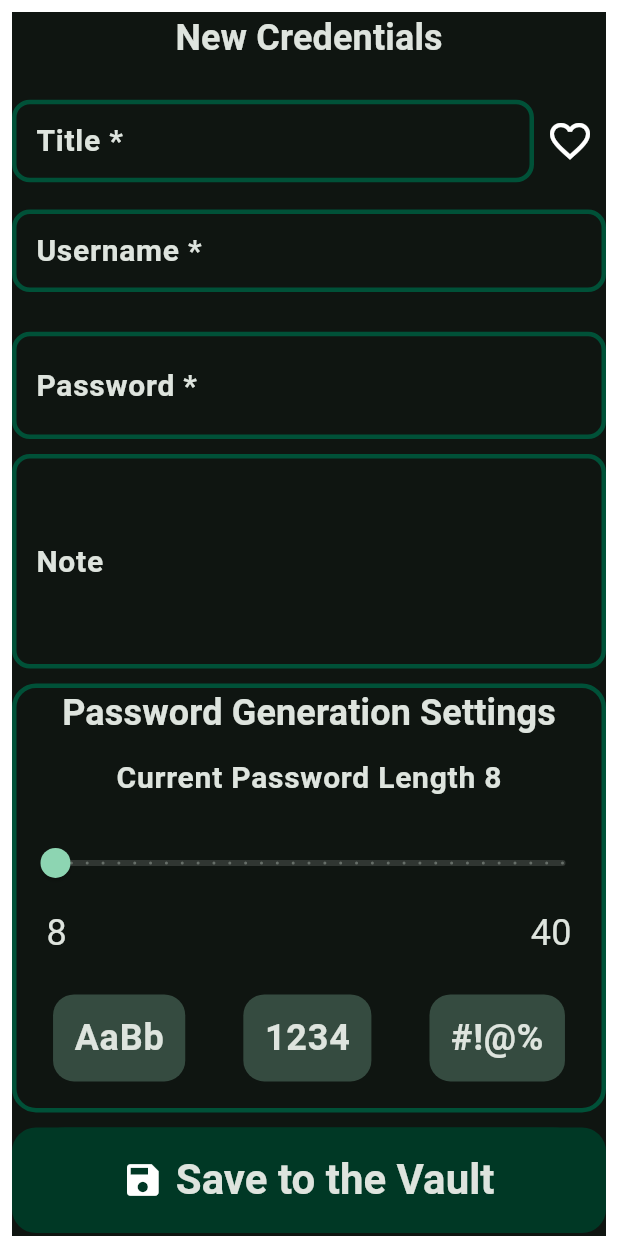
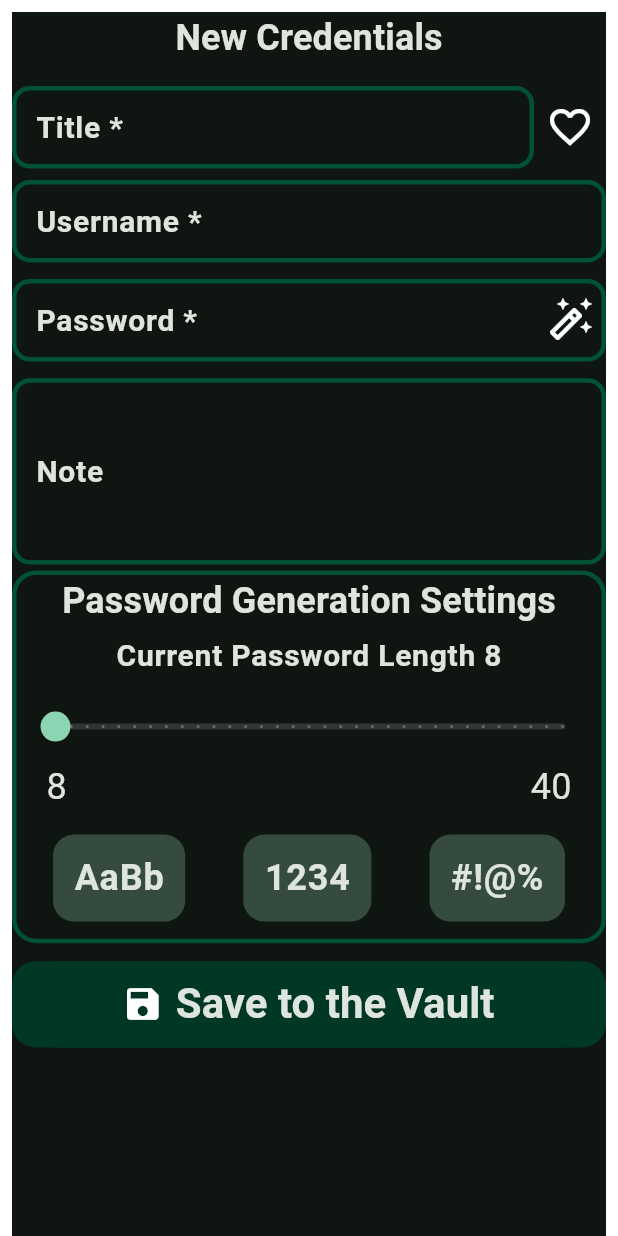
Before and after one commit to IboHaj/Iron_Vault, a Flutter app: the PasswordCreateBottomSheet screen opened directly with empty values, on a phone screen of 412 x 824 dp. Run offline on Flutter 3.47's test engine with Material 3 defaults, Android fonts, the light colour scheme and no system bars; our stand-ins replace flutter_animate, flutter_hooks, flutter_riverpod, flutter_secure_storage, flutter_slidable, hooks_riverpod; accounts and stored records are empty.

Commit message:
Updated how customtextfield works in regards to password generation icon handling, updated relevant screens/sheet

```diff
--- a/lib/widgets/custom_textfield.dart
+++ b/lib/widgets/custom_textfield.dart
@@ -1,5 +1,6 @@
 import 'package:flutter/material.dart';
 import 'package:flutter/services.dart';
+import 'package:iron_vault/widgets/custom_snackbar.dart';
 
 class CustomTextfield extends StatefulWidget {
   const CustomTextfield({
@@ -12,6 +13,7 @@ class CustomTextfield extends StatefulWidget {
     this.errorMsg = "",
     this.icon,
     this.iconOnClick,
+    this.isPassword,
   });
 
   final String label;
@@ -22,6 +24,7 @@ class CustomTextfield extends StatefulWidget {
   final String? errorMsg;
   final Icon? icon;
   final Function()? iconOnClick;
+  final bool? isPassword;
 
   @override
   State<StatefulWidget> createState() => _CustomTextfieldState();
@@ -35,8 +38,8 @@ class _CustomTextfieldState extends State<CustomTextfield> {
         print(value);
       },
       validator: (value) {
-        if(widget.isRequired) {
-          if(value == null || value.isEmpty) return "";
+        if (widget.isRequired) {
+          if (value == null || value.isEmpty) return "";
         }
         return null;
       },
@@ -50,10 +53,7 @@ class _CustomTextfieldState extends State<CustomTextfield> {
           borderRadius: BorderRadius.circular(12),
           borderSide: BorderSide(color: Colors.red, width: 3),
         ),
-        errorStyle: TextStyle(
-          height: 0,
-          fontSize: 0
-        ),
+        errorStyle: TextStyle(height: 0, fontSize: 0),
         disabledBorder: OutlineInputBorder(
           borderRadius: BorderRadius.circular(12),
           borderSide: BorderSide(color: Theme.of(context).colorScheme.primaryContainer, width: 3),
@@ -65,12 +65,14 @@ class _CustomTextfieldState extends State<CustomTextfield> {
             ? IconButton(
                 onPressed: () {
                   Clipboard.setData(ClipboardData(text: widget.controller.text));
-                  // ScaffoldMessenger.of(
-                  //   context,
-                  // ).showSnackBar(CustomSnackbar.success("${widget.label} copied!"));
-                  // CustomSnackbar.success("${widget.label} copied!");
+                  CustomSnackbar.show(context, SnackBarUse.success, "${widget.label} copied!");
                 },
                 icon: Icon(Icons.copy, color: Colors.white, size: 24),
+              )
+            : widget.isPassword ?? false
+            ? IconButton(
+                icon: Icon(Icons.auto_fix_high_outlined, size: 32, color: Colors.white),
+                onPressed: () => widget.iconOnClick!.call(),
               )
             : null,
         labelText: "${widget.label} ${widget.isRequired ? "*" : ""}",
--- a/lib/widgets/password_create_bottomsheet.dart
+++ b/lib/widgets/password_create_bottomsheet.dart
@@ -47,19 +47,19 @@ class _PasswordCreateBottomSheetState extends ConsumerState<PasswordCreateBottom
               right: constraints.maxWidth > 600 ? 12 : 8,
               top: constraints.maxWidth > 600 ? 12 : 8,
             ),
-            height: MediaQuery.of(ctx).size.height,
+            height: MediaQuery.of(ctx).size.height * 0.85,
             width: MediaQuery.of(ctx).size.width,
             child: Scaffold(
               resizeToAvoidBottomInset: false,
               body: SingleChildScrollView(
                 child: SizedBox(
-                  height: MediaQuery.of(ctx).size.height,
+                  height: MediaQuery.of(ctx).size.height * 0.85,
                   width: MediaQuery.of(ctx).size.width,
                   child: Column(
                     mainAxisAlignment: .center,
                     mainAxisSize: .max,
                     crossAxisAlignment: .center,
-                    spacing: constraints.maxWidth > 600 ? 18 : 10,
+                    spacing: constraints.maxWidth > 600 ? 18 : 12,
                     children: [
                       Expanded(
                         flex: 1,
@@ -70,7 +70,7 @@ class _PasswordCreateBottomSheetState extends ConsumerState<PasswordCreateBottom
                         child: Form(
                           key: key,
                           child: Column(
-                            spacing: 10,
+                            spacing: 4,
                             mainAxisAlignment: .start,
                             mainAxisSize: .min,
                             crossAxisAlignment: .center,
@@ -109,22 +109,12 @@ class _PasswordCreateBottomSheetState extends ConsumerState<PasswordCreateBottom
                               ),
                               Expanded(
                                 flex: 2,
-                                child: Row(
-                                  children: [
-                                    Expanded(
-                                      flex: 3,
                                 child: CustomTextfield(
                                   label: "Password",
                                   controller: widget.passwordTEC,
-                                        icon: Icon(
-                                          Icons.auto_fix_high_outlined,
-                                          size: 32,
-                                          color: Colors.white,
-                                        ),
+                                  isPassword: true,
                                   iconOnClick: () {
-                                          if (useSymbols.value ||
-                                              useNumbers.value ||
-                                              useAlphabet.value) {
+                                    if (useSymbols.value || useNumbers.value || useAlphabet.value) {
                                       widget.passwordTEC.text = Utils.generatePassword(
                                         passwordLength.value.toInt(),
                                         useSymbols.value,
@@ -139,9 +129,6 @@ class _PasswordCreateBottomSheetState extends ConsumerState<PasswordCreateBottom
                                       );
                                     }
                                   },
-                                      ),
-                                    ),
-                                  ],
                                 ),
                               ),
                               Expanded(
```
Also changed, not shown: lib/views/detailed_credentials_view.dart (+18 -0 lines). Lines whose indentation alone changed are shown as unchanged.
